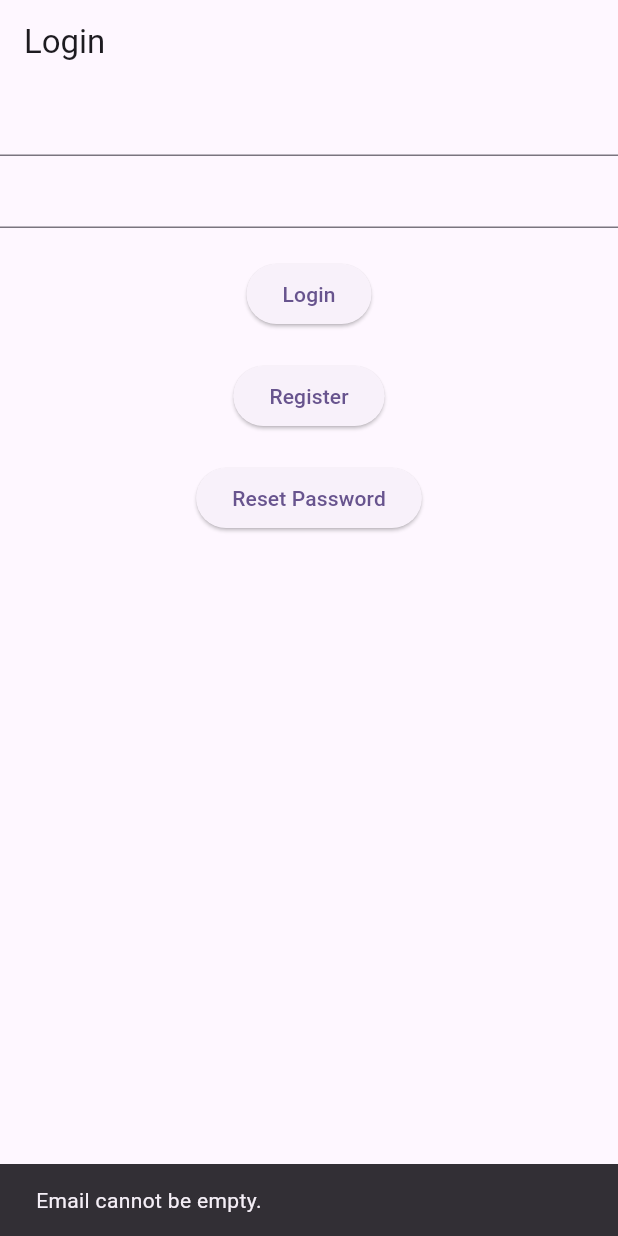
After one commit to MuhammadAliKust/Zain-Backend, a Flutter app: the screen it shows after launch, after a tap on "Login", on a phone screen of 412 x 824 dp. The commit adds this screen. Run offline on Flutter 3.47's test engine with Material 3 defaults, Android fonts, the phone set to English and light mode, and no system bars; our stand-ins replace cloud_firestore, firebase_auth, firebase_core; accounts and stored records are empty.

Commit message:
Login Singup Done

```diff
--- a/lib/main.dart
+++ b/lib/main.dart
@@ -4,6 +4,7 @@ import 'package:zain_backend/views/create_task.dart';
 import 'package:zain_backend/views/get_all_task.dart';
 import 'package:zain_backend/views/get_completed_task.dart';
 import 'package:zain_backend/views/get_in_completed_task.dart';
+import 'package:zain_backend/views/login.dart';
 
 void main() async{
   WidgetsFlutterBinding.ensureInitialized();
@@ -38,7 +39,7 @@ class MyApp extends StatelessWidget {
         colorScheme: ColorScheme.fromSeed(seedColor: Colors.deepPurple),
         useMaterial3: true,
       ),
-      home: GetAllTaskView(),
+      home: LoginView(),
     );
   }
 }
--- /dev/null
+++ b/lib/views/login.dart
@@ -0,0 +1,102 @@
+import 'package:flutter/material.dart';
+import 'package:zain_backend/services/auth.dart';
+import 'package:zain_backend/views/register.dart';
+import 'package:zain_backend/views/reset_pwd.dart';
+
+class LoginView extends StatefulWidget {
+  LoginView({super.key});
+
+  @override
+  State<LoginView> createState() => _LoginViewState();
+}
+
+class _LoginViewState extends State<LoginView> {
+  TextEditingController emailController = TextEditingController();
+
+  TextEditingController pwdController = TextEditingController();
+
+  bool isLoading = false;
+
+  @override
+  Widget build(BuildContext context) {
+    return Scaffold(
+      appBar: AppBar(
+        title: Text("Login"),
+      ),
+      body: Column(
+        children: [
+          TextFormField(
+            controller: emailController,
+          ),
+          TextFormField(
+            controller: pwdController,
+          ),
+          SizedBox(
+            height: 20,
+          ),
+          isLoading
+              ? Center(
+                  child: CircularProgressIndicator(),
+                )
+              : ElevatedButton(
+                  onPressed: () async {
+                    if (emailController.text.isEmpty) {
+                      ScaffoldMessenger.of(context).showSnackBar(
+                          SnackBar(content: Text("Email cannot be empty.")));
+                      return;
+                    }
+                    if (pwdController.text.isEmpty) {
+                      ScaffoldMessenger.of(context).showSnackBar(
+                          SnackBar(content: Text("Password cannot be empty.")));
+                      return;
+                    }
+
+                    try {
+                      isLoading = true;
+                      setState(() {});
+                      await AuthServices()
+                          .loginUser(
+                              email: emailController.text,
+                              password: pwdController.text)
+                          .then((val) {
+                        isLoading = false;
+                        setState(() {});
+                        showDialog(
+                            context: context,
+                            builder: (context) {
+                              return AlertDialog(
+                                title: Text("Message"),
+                                content: Text("LoggedIn"),
+                                actions: [
+                                  TextButton(
+                                      onPressed: () {}, child: Text("Okay"))
+                                ],
+                              );
+                            });
+                      });
+                    } catch (e) {
+                      isLoading = false;
+                      setState(() {});
+                      ScaffoldMessenger.of(context)
+                          .showSnackBar(SnackBar(content: Text(e.toString())));
+                    }
+                  },
+                  child: Text("Login")),
+          SizedBox(
+            height: 20,
+          ),
+          ElevatedButton(onPressed: () {
+            Navigator.push(context, MaterialPageRoute(builder: (context)=>RegisterView()))
+;          }, child: Text("Register")),
+          SizedBox(
+            height: 20,
+          ),
+          ElevatedButton(onPressed: () {
+            Navigator.push(context, MaterialPageRoute(builder: (context)=>ResetPasswordView()))
+;          }, child: Text("Reset Password")),
+
+        ],
+      ),
+    );
+  }
+}
```
Also changed, not shown: lib/views/register.dart (added, +93 -0 lines), lib/views/reset_pwd.dart (added, +85 -0 lines), 1 other file.
